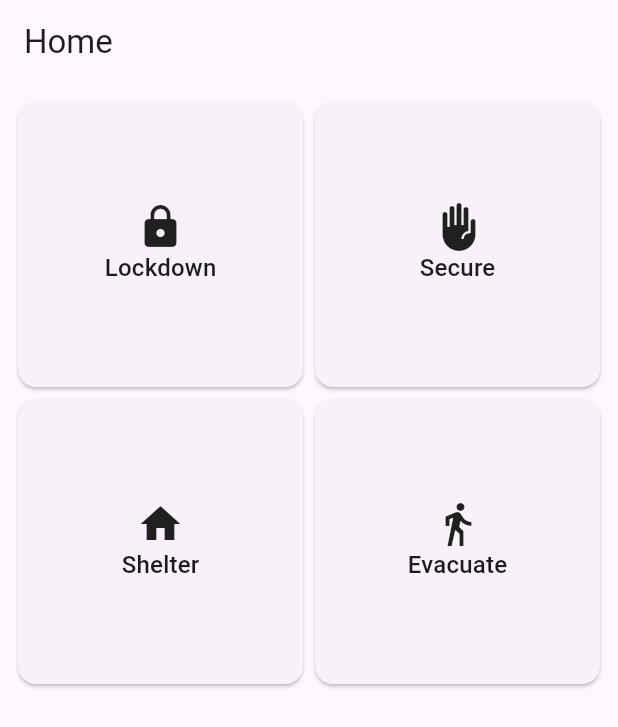
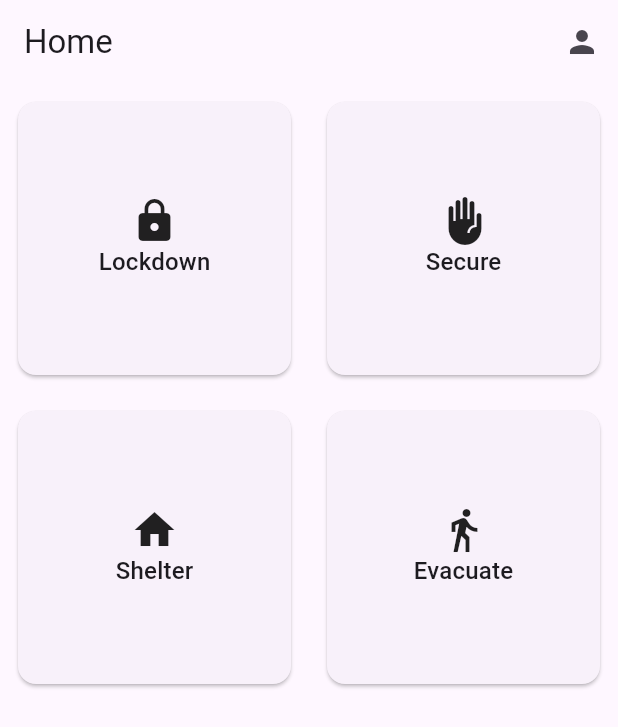
Before and after one commit to ethanharstad/alert, a Flutter app: the screen it shows after launch, on a phone screen of 412 x 824 dp. Shown: the top 727 px of the screen. Run offline on Flutter 3.47's test engine with Material 3 defaults, Android fonts, the phone set to English and light mode, and no system bars; our stand-ins replace firebase_core, go_router; accounts and stored records are empty.

```diff
--- /dev/null
+++ b/lib/app_router.dart
@@ -0,0 +1,21 @@
+import 'package:alert/screens/home_screen.dart';
+import 'package:alert/screens/login_screen.dart';
+import 'package:flutter/material.dart';
+import 'package:go_router/go_router.dart';
+
+final appRouter = GoRouter(
+  routes: [
+    GoRoute(
+      path: '/login',
+      name: 'login',
+      builder: (BuildContext context, GoRouterState state) =>
+          const LoginScreen(),
+    ),
+    GoRoute(
+      path: '/',
+      name: 'home',
+      builder: (BuildContext context, GoRouterState state) =>
+          const HomeScreen(),
+    ),
+  ],
+);
--- a/lib/main.dart
+++ b/lib/main.dart
@@ -1,4 +1,4 @@
-import 'package:alert/screens/home_screen.dart';
+import 'package:alert/app_router.dart';
 import 'package:firebase_core/firebase_core.dart';
 import 'package:flutter/material.dart';
 
@@ -18,13 +18,13 @@ class MyApp extends StatelessWidget {
 
   @override
   Widget build(BuildContext context) {
-    return MaterialApp(
+    return MaterialApp.router(
       title: 'Flutter Demo',
       theme: ThemeData(
         colorScheme: ColorScheme.fromSeed(seedColor: Colors.deepPurple),
         useMaterial3: true,
       ),
-      home: const HomeScreen(),
+      routerConfig: appRouter,
     );
   }
 }
--- a/lib/screens/home_screen.dart
+++ b/lib/screens/home_screen.dart
@@ -1,3 +1,4 @@
+import 'package:alert/widgets/app_scaffold.dart';
 import 'package:alert/widgets/home_tile.dart';
 import 'package:flutter/material.dart';
 
@@ -6,14 +7,12 @@ class HomeScreen extends StatelessWidget {
 
   @override
   Widget build(BuildContext context) {
-    return Scaffold(
-      appBar: AppBar(
-        title: const Text('Home'),
-      ),
-      body: Padding(
-        padding: const EdgeInsets.all(8.0),
-        child: GridView.extent(
+    return AppScaffold(
+      title: 'Home',
+      body: GridView.extent(
         maxCrossAxisExtent: 300,
+        mainAxisSpacing: 16.0,
+        crossAxisSpacing: 16.0,
         children: [
           HomeTile(
             title: 'Lockdown',
@@ -37,7 +36,6 @@ class HomeScreen extends StatelessWidget {
           ),
         ],
       ),
-      ),
     );
   }
 }
--- /dev/null
+++ b/lib/widgets/app_scaffold.dart
@@ -0,0 +1,34 @@
+import 'package:flutter/material.dart';
+import 'package:go_router/go_router.dart';
+
+class AppScaffold extends StatelessWidget {
+  final String title;
+  final Widget body;
+
+  const AppScaffold({
+    required this.title,
+    required this.body,
+    super.key,
+  });
+
+  @override
+  Widget build(BuildContext context) {
+    return Scaffold(
+      appBar: AppBar(
+        title: Text(title),
+        actions: [
+          IconButton(
+            onPressed: () {
+              context.goNamed('login');
+            },
+            icon: const Icon(Icons.person_sharp),
+          )
+        ],
+      ),
+      body: Padding(
+        padding: const EdgeInsets.all(8.0),
+        child: body,
+      ),
+    );
+  }
+}
--- a/pubspec.yaml
+++ b/pubspec.yaml
@@ -37,6 +37,7 @@ dependencies:
   cupertino_icons: ^1.0.8
   firebase_core: ^3.4.0
   firebase_auth: ^5.2.0
+  go_router: ^14.2.7
 
 dev_dependencies:
   flutter_test:
```
Also changed, not shown: pubspec.lock. Lines whose indentation alone changed are shown as unchanged.
